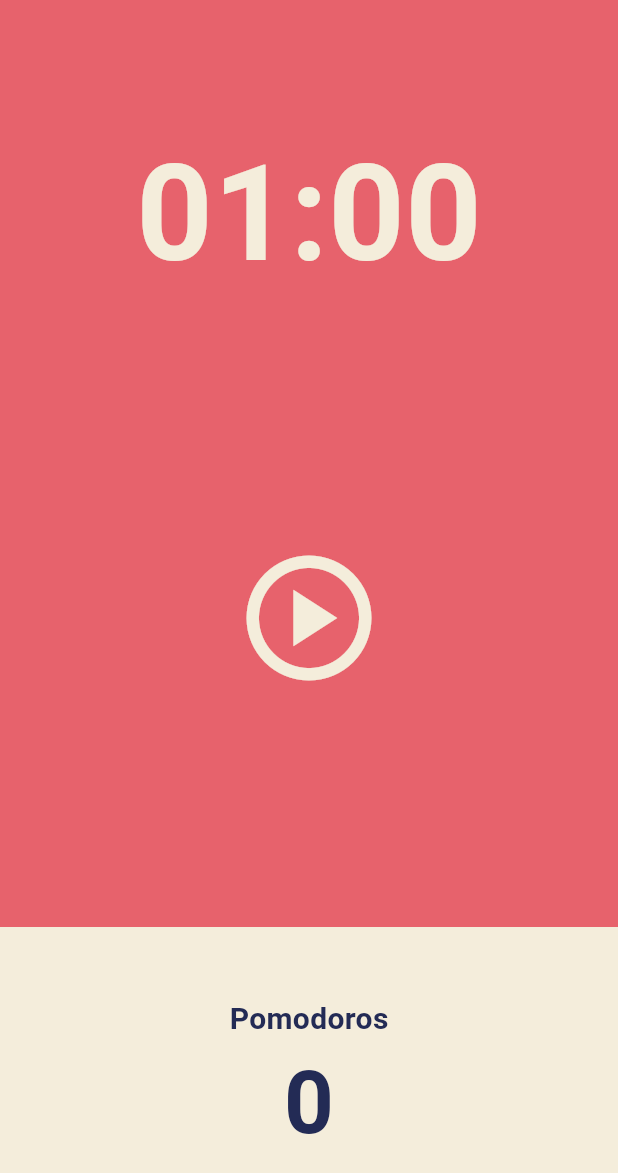
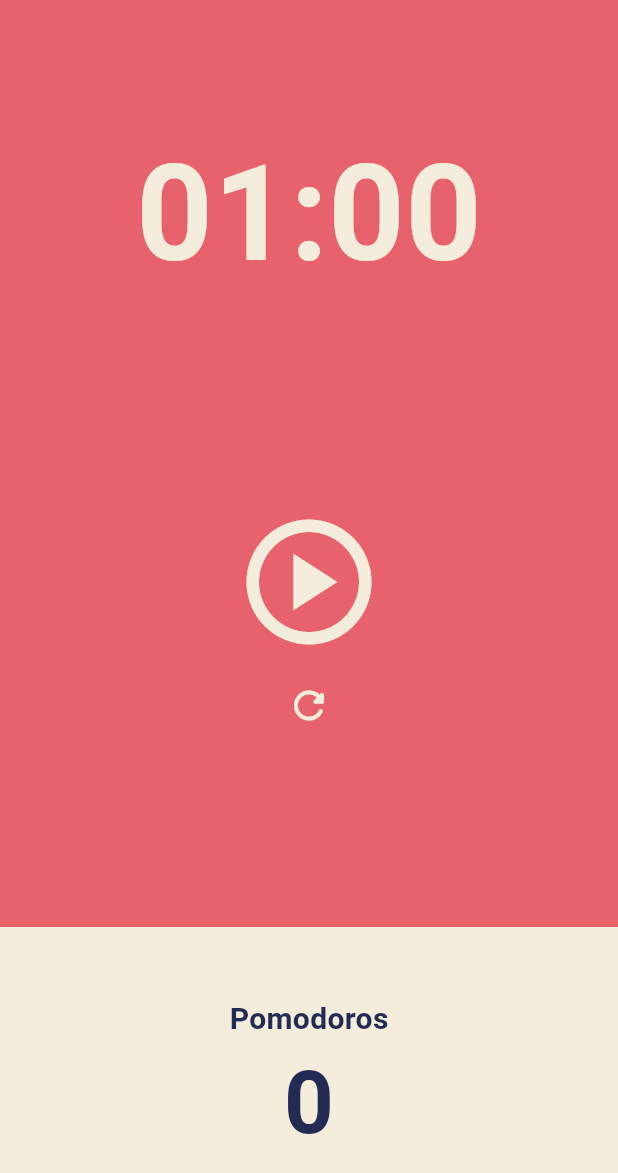
Before and after one commit to kimbomm/flutter_toonfix, a Flutter app: the screen it shows after launch, on a phone screen of 412 x 824 dp. Shown: the top 1173 px of the screen. Run offline on Flutter 3.47's test engine with Material 3 defaults, Android fonts, the phone set to English and light mode, and no system bars.

Commit message:
#5.4 Code Challenge

```diff
--- a/lib/screens/home_screen.dart
+++ b/lib/screens/home_screen.dart
@@ -45,6 +45,14 @@ class _HomeScreenState extends State<HomeScreen> {
     });
   }
 
+  void onResetPressed() {
+    timer.cancel();
+    setState(() {
+      seconeds = initialTimer;
+      isRunning = false;
+    });
+  }
+
   String format(int second) {
     var duration = Duration(seconds: second);
     return duration.toString().split('.').first.substring(2, 7);
@@ -72,7 +80,10 @@ class _HomeScreenState extends State<HomeScreen> {
           Flexible(
             flex: 2,
             child: Center(
-              child: IconButton(
+              child: Column(
+                mainAxisAlignment: MainAxisAlignment.center,
+                children: [
+                  IconButton(
                     onPressed: isRunning ? onPausePressed : onStartPressed,
                     icon: Icon(
                       isRunning
@@ -81,6 +92,16 @@ class _HomeScreenState extends State<HomeScreen> {
                       size: 100,
                       color: Theme.of(context).cardColor,
                     ),
+                  ),
+                  IconButton(
+                    onPressed: onResetPressed,
+                    icon: Icon(
+                      Icons.refresh_rounded,
+                      size: 30,
+                      color: Theme.of(context).cardColor,
+                    ),
+                  ),
+                ],
               ),
             ),
           ),
```
Lines whose indentation alone changed are shown as unchanged.
